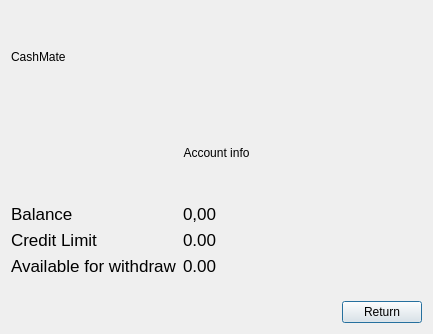
First picture: the form in bank-automat/balance.ui, repository sannatikk/ATM_simulator_app, before the edit.
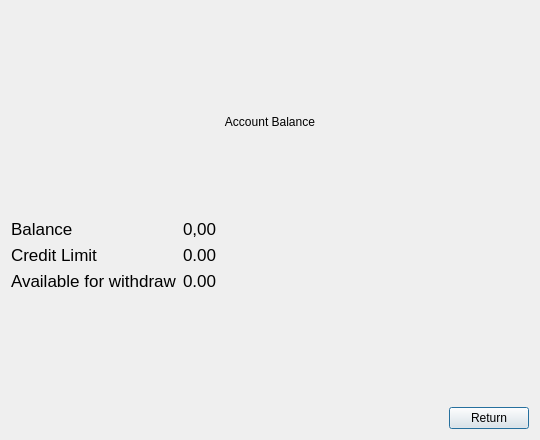
Second picture: the form after the edit.

```diff
--- a/bank-automat/balance.ui
+++ b/bank-automat/balance.ui
@@ -6,8 +6,8 @@
    <rect>
     <x>0</x>
     <y>0</y>
-    <width>433</width>
-    <height>334</height>
+    <width>540</width>
+    <height>440</height>
    </rect>
   </property>
   <property name="windowTitle">
@@ -18,13 +18,6 @@
     <layout class="QVBoxLayout" name="verticalLayout">
      <item>
       <layout class="QHBoxLayout" name="horizontalLayout">
-       <item>
-        <widget class="QLabel" name="label_2">
-         <property name="text">
-          <string>CashMate</string>
-         </property>
-        </widget>
-       </item>
        <item>
         <spacer name="horizontalSpacer">
          <property name="orientation">
@@ -43,7 +36,7 @@
      <item>
       <widget class="QLabel" name="label">
        <property name="text">
-        <string>Account info</string>
+        <string>Account Balance</string>
        </property>
        <property name="alignment">
         <set>Qt::AlignCenter</set>
@@ -52,6 +45,9 @@
      </item>
      <item>
       <layout class="QFormLayout" name="formLayout">
+       <property name="sizeConstraint">
+        <enum>QLayout::SetMaximumSize</enum>
+       </property>
        <property name="labelAlignment">
         <set>Qt::AlignLeading|Qt::AlignLeft|Qt::AlignVCenter</set>
        </property>
@@ -72,6 +68,12 @@
        </item>
        <item row="1" column="0">
         <widget class="QLabel" name="limitLabel">
+         <property name="sizePolicy">
+          <sizepolicy hsizetype="Preferred" vsizetype="Preferred">
+           <horstretch>0</horstretch>
+           <verstretch>0</verstretch>
+          </sizepolicy>
+         </property>
          <property name="font">
           <font>
            <family>.AppleSystemUIFont</family>
```
Left out of the diff: 54 changed lines with no effect on the pictures.
